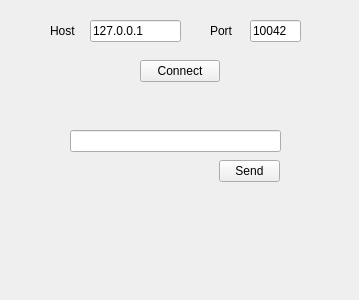
The window that client/ui/loginwindow.ui (pechpo/What-s-up) describes before a commit, drawn with Qt 5.
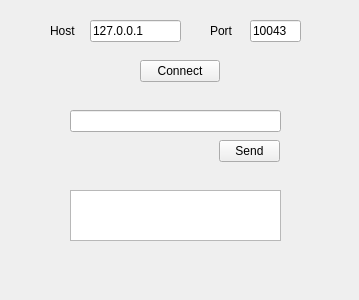
The same window after the commit.

Diff of the .ui file:
```diff
--- a/client/ui/loginwindow.ui
+++ b/client/ui/loginwindow.ui
@@ -62,7 +62,7 @@
     </rect>
    </property>
    <property name="text">
-    <string>10042</string>
+    <string>10043</string>
    </property>
   </widget>
   <widget class="QPushButton" name="connectButton">
@@ -82,7 +82,7 @@
    <property name="geometry">
     <rect>
      <x>70</x>
-     <y>130</y>
+     <y>110</y>
      <width>211</width>
      <height>22</height>
     </rect>
@@ -92,7 +92,7 @@
    <property name="geometry">
     <rect>
      <x>219</x>
-     <y>160</y>
+     <y>140</y>
      <width>61</width>
      <height>22</height>
     </rect>
@@ -101,6 +101,16 @@
     <string>Send</string>
    </property>
   </widget>
+  <widget class="QTextEdit" name="receivedText">
+   <property name="geometry">
+    <rect>
+     <x>70</x>
+     <y>190</y>
+     <width>211</width>
+     <height>51</height>
+    </rect>
+   </property>
+  </widget>
  </widget>
  <resources/>
  <connections/>
```
